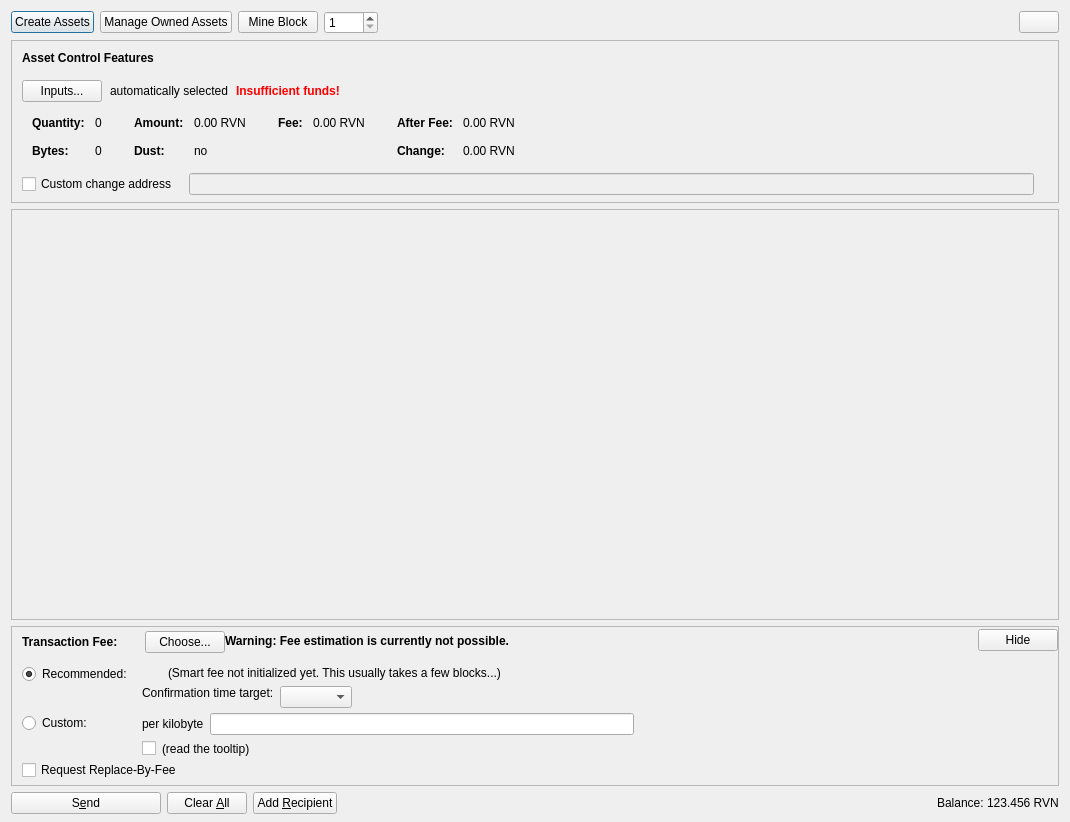
The window that src/qt/forms/assetsdialog.ui (RavenProject/Ravencoin) describes before a commit, drawn with Qt 5.
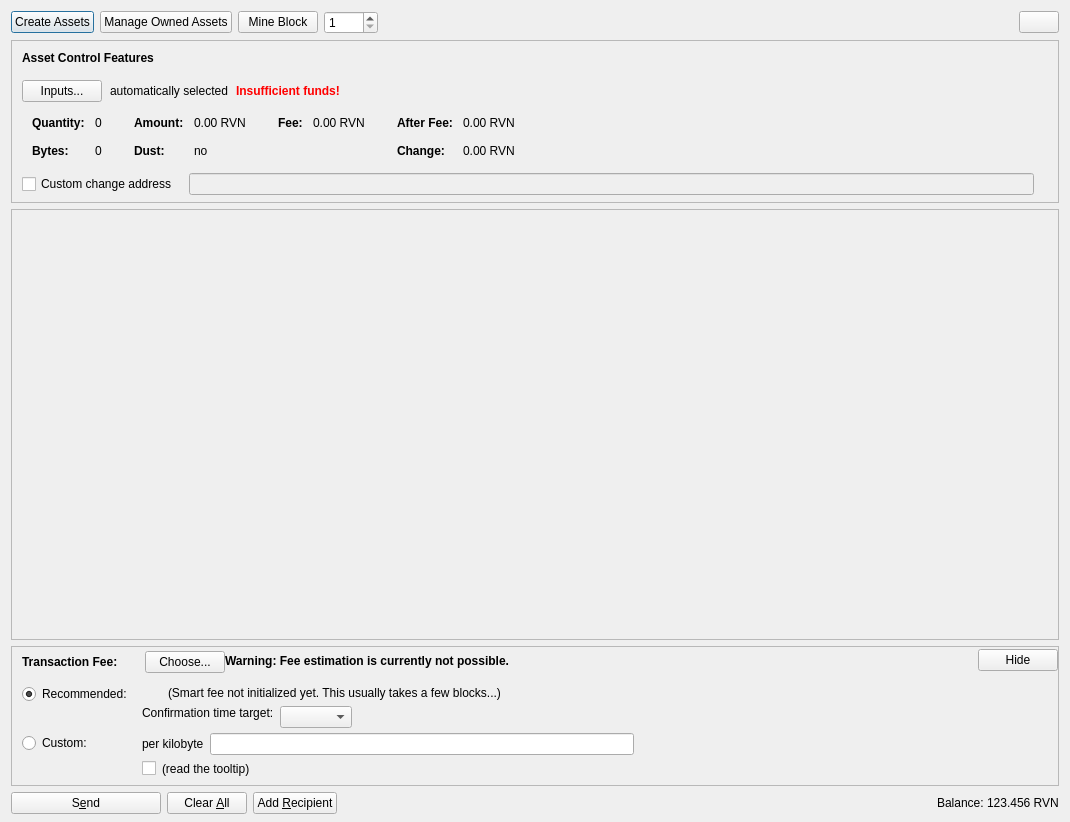
The same window after the commit. Icons and pictures are not drawn. Custom widgets are drawn as their Qt base class.

Patch:
```diff
--- a/src/qt/forms/assetsdialog.ui
+++ b/src/qt/forms/assetsdialog.ui
@@ -661,7 +661,7 @@
         <x>0</x>
         <y>0</y>
         <width>1044</width>
-        <height>274</height>
+        <height>294</height>
        </rect>
       </property>
       <layout class="QVBoxLayout" name="verticalLayout_2" stretch="0,1">
@@ -1178,16 +1178,6 @@
              </item>
             </layout>
            </item>
-           <item>
-            <widget class="QCheckBox" name="optInRBF">
-             <property name="toolTip">
-              <string>Indicates that the sender may wish to replace this transaction with a new one paying higher fees (prior to being confirmed).</string>
-             </property>
-             <property name="text">
-              <string>Request Replace-By-Fee</string>
-             </property>
-            </widget>
-           </item>
           </layout>
          </widget>
         </item>
@@ -1334,17 +1324,17 @@
   </layout>
  </widget>
  <customwidgets>
-  <customwidget>
-   <class>QValidatedLineEdit</class>
-   <extends>QLineEdit</extends>
-   <header>qvalidatedlineedit.h</header>
-  </customwidget>
   <customwidget>
    <class>RavenAmountField</class>
    <extends>QLineEdit</extends>
    <header>ravenamountfield.h</header>
    <container>1</container>
   </customwidget>
+  <customwidget>
+   <class>QValidatedLineEdit</class>
+   <extends>QLineEdit</extends>
+   <header>qvalidatedlineedit.h</header>
+  </customwidget>
  </customwidgets>
  <resources>
   <include location="../raven.qrc"/>
```
